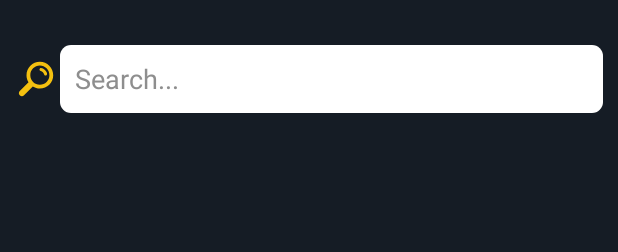
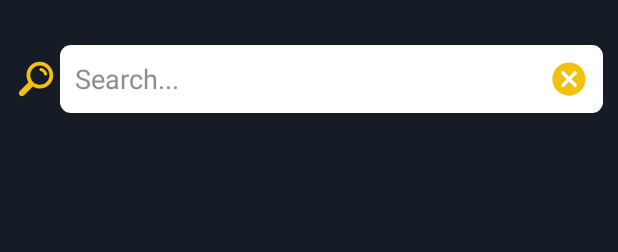
Before and after one commit to irjavdev/Android-PlexMedia-app, an Android app: the layout search_fragment.xml on its own in the app's theme, with its tools: preview values and no code run, on a phone screen of 412 x 824 dp. Shown: the top 252 px of the screen. Run offline under Robolectric (Android 15) with nearby library versions, the phone set to English and light mode, and no system bars; network calls fail.

Commit message:
plex image

```diff
--- a/app/src/main/java/com/vacuum/app/plex/Fragments/MainFragment/SearchFragment.java
+++ b/app/src/main/java/com/vacuum/app/plex/Fragments/MainFragment/SearchFragment.java
@@ -148,7 +148,6 @@ public class SearchFragment extends Fragment {
                                 movies2.add(s);
                             }
                         }
-
                         recyclerView_search.setLayoutManager(new LinearLayoutManager(mContext, LinearLayoutManager.VERTICAL, false));
                         recyclerView_search.setAdapter(new SearchAdapter(movies2, mContext));
                     }
--- a/app/src/main/res/layout/list_item_movie.xml
+++ b/app/src/main/res/layout/list_item_movie.xml
@@ -47,7 +47,7 @@
             <TextView
                 android:layout_width="wrap_content"
                 android:layout_height="wrap_content"
-                android:text="Zom3aa"
+                android:text="Plex"
                 android:textStyle="bold"
                 android:textSize="9sp"
                 android:layout_marginBottom="20dp"
--- a/app/src/main/res/layout/search_fragment.xml
+++ b/app/src/main/res/layout/search_fragment.xml
@@ -17,11 +17,12 @@
             android:layout_width="match_parent"
             android:layout_height="45dp"
            android:layout_marginLeft="30dp"
-            android:padding="10dp"
             android:background="@drawable/rounded_edittext"
             android:id="@+id/edit_query"
             android:imeOptions="actionSearch"
             android:inputType="text"
+            android:paddingLeft="10dp"
+            android:paddingRight="40dp"
             android:textCursorDrawable="@drawable/color_cursor"
             android:hint="Search..."
             android:textColorHint="@color/grey"
@@ -40,7 +41,7 @@
             android:layout_centerVertical="true"
             android:layout_alignParentRight="true"
             android:layout_marginRight="10dp"
-            android:visibility="gone"
+            android:visibility="visible"
             android:id="@+id/clear_search"
             app:srcCompat="@drawable/if_icon_close_circled_small"
             />
```
Also changed, not shown: 1 other file.
